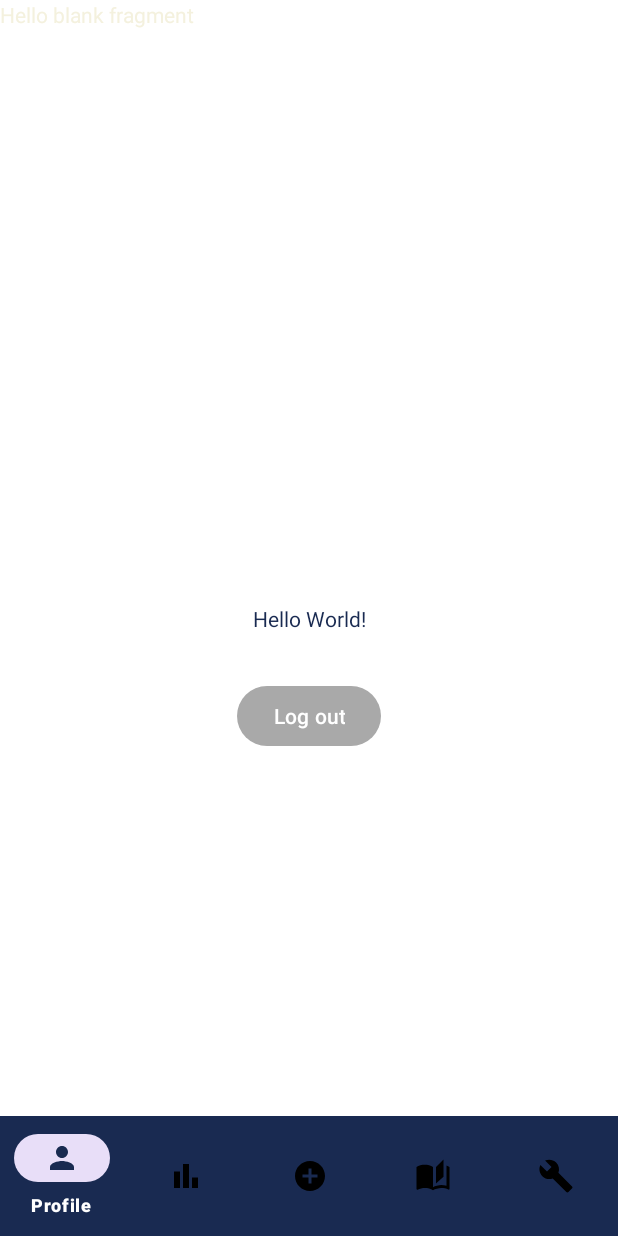
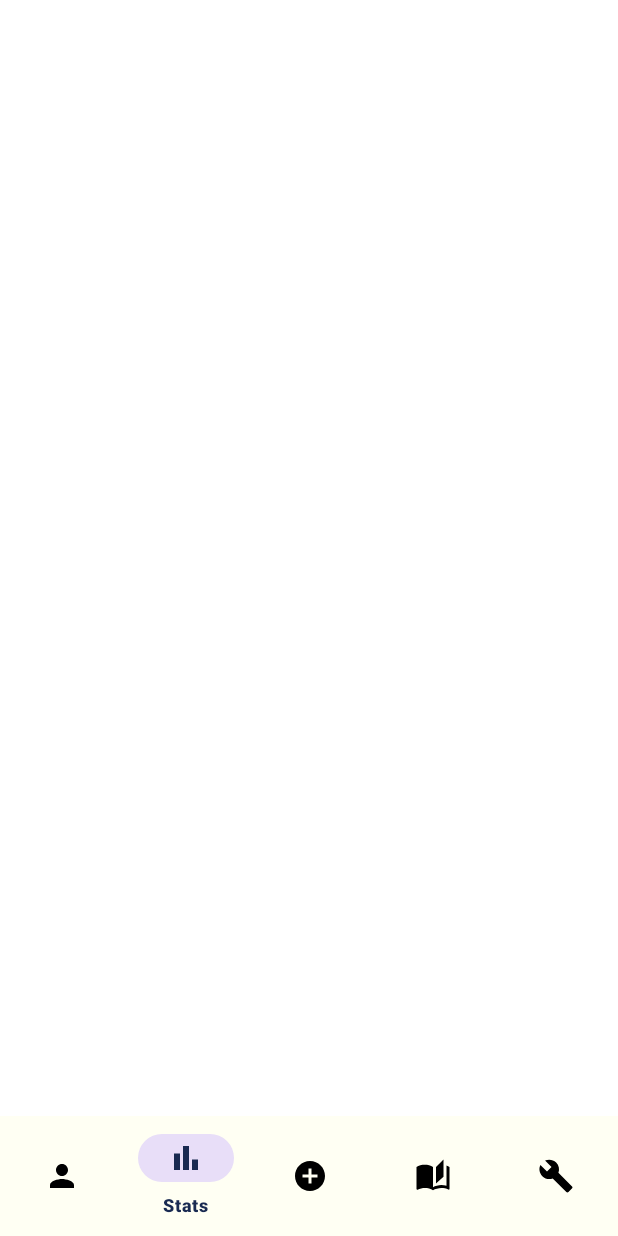
Before and after one commit to simonexlue/QuenchQuest, an Android app: the fragment AddFragment placed in its activity, item 2 of the bottom bar chosen, on a phone screen of 412 x 824 dp. Run offline under Robolectric (Android 15) with nearby library versions, the phone set to English and light mode, and no system bars; our stand-ins replace Firebase (no records; nobody signed in at launch, a user with empty details on screens opened directly).

Commit message:
Added all fragment shells, AddFragment is complete with a Bottom Sheet Dialog.

```diff
--- a/app/build.gradle
+++ b/app/build.gradle
@@ -55,6 +55,7 @@ dependencies {
     implementation 'com.google.android.material:material:1.5.0'
     implementation 'androidx.constraintlayout:constraintlayout:2.1.4'
     implementation 'com.google.firebase:firebase-auth:22.3.1'
+    //implementation 'com.google.firebase:firebase-firestore:24.4.1'
     testImplementation 'junit:junit:4.13.2'
     androidTestImplementation 'androidx.test.ext:junit:1.1.5'
     androidTestImplementation 'androidx.test.espresso:espresso-core:3.5.1'
--- a/app/src/main/java/com/example/quenchquest/Fragments/AddFragment.java
+++ b/app/src/main/java/com/example/quenchquest/Fragments/AddFragment.java
@@ -2,54 +2,115 @@ package com.example.quenchquest.Fragments;
 
 import android.os.Bundle;
 
+import androidx.annotation.NonNull;
+import androidx.annotation.Nullable;
 import androidx.fragment.app.Fragment;
 
+import android.text.Editable;
+import android.text.TextWatcher;
+import android.util.Log;
 import android.view.LayoutInflater;
 import android.view.View;
 import android.view.ViewGroup;
+import android.view.WindowManager;
+import android.widget.Button;
+import android.widget.EditText;
+import android.widget.Toast;
 
+import com.example.quenchquest.Model.Drink;
 import com.example.quenchquest.R;
+import com.google.android.material.bottomsheet.BottomSheetDialog;
 
-/**
- * A simple {@link Fragment} subclass.
- * Use the {@link AddFragment#newInstance} factory method to
- * create an instance of this fragment.
- */
 public class AddFragment extends Fragment {
 
-    public AddFragment() {
-        // Required empty public constructor
-    }
-
-    /**
-     * Use this factory method to create a new instance of
-     * this fragment using the provided parameters.
-     *
-     * @param param1 Parameter 1.
-     * @param param2 Parameter 2.
-     * @return A new instance of fragment AddFragment.
-     */
-    // TODO: Rename and change types and number of parameters
-    public static AddFragment newInstance(String param1, String param2) {
-        AddFragment fragment = new AddFragment();
-        Bundle args = new Bundle();
-
-        fragment.setArguments(args);
-        return fragment;
-    }
+    private BottomSheetDialog dialog;
+    private Button btnShowDialog;
+    private int volume = 400;
+    private EditText drinkNameInput;
+    private EditText drinkVolumeInput;
+    private String drinkName;
+    private Drink drink;
 
     @Override
-    public void onCreate(Bundle savedInstanceState) {
-        super.onCreate(savedInstanceState);
-        if (getArguments() != null) {
+    public View onCreateView(@NonNull LayoutInflater inflater, @Nullable ViewGroup container,
+                             @Nullable Bundle savedInstanceState) {
+        View view = inflater.inflate(R.layout.fragment_add, container, false);
 
-        }
+        btnShowDialog = view.findViewById(R.id.addDrink);
+        dialog = new BottomSheetDialog(this.getContext());
+        createDialog();
+
+        btnShowDialog.setOnClickListener(new View.OnClickListener() {
+            @Override
+            public void onClick(View view) {
+                dialog.show();
+            }
+        });
+        dialog.getWindow().clearFlags(WindowManager.LayoutParams.FLAG_DIM_BEHIND);
+
+        return view;
     }
+    public void Display() {
+        drinkVolumeInput.setText(volume + " mL");
+    }
+    private void createDialog() {
+        View view = getLayoutInflater().inflate(R.layout.drink_dialog, null, false);
+        drinkNameInput = view.findViewById(R.id.editTextDrinkName);
+        drinkVolumeInput = view.findViewById(R.id.editTextDrinkVolume);
+        Button plus = view.findViewById(R.id.plus);
+        Button minus = view.findViewById(R.id.minus);
+        Button submit = view.findViewById(R.id.btnSubmit);
 
-    @Override
-    public View onCreateView(LayoutInflater inflater, ViewGroup container,
-                             Bundle savedInstanceState) {
-        // Inflate the layout for this fragment
-        return inflater.inflate(R.layout.fragment_add, container, false);
+        drinkVolumeInput.addTextChangedListener(new TextWatcher() {
+            @Override
+            public void beforeTextChanged(CharSequence charSequence, int i, int i1, int i2) {
+
+            }
+
+            @Override
+            public void onTextChanged(CharSequence charSequence, int i, int i1, int i2) {
+
+            }
+
+            @Override
+            public void afterTextChanged(Editable editable) {
+                String input = editable.toString();
+                if (!input.isEmpty()){
+                    volume = Integer.parseInt(input.replaceAll("[^\\d]", ""));
+                }
+            }
+        });
+
+        plus.setOnClickListener(new View.OnClickListener() {
+            @Override
+            public void onClick(View view) {
+                volume = volume + 50;
+                Display();
+            }
+        });
+
+        minus.setOnClickListener(new View.OnClickListener() {
+            @Override
+            public void onClick(View view) {
+                volume = volume - 50;
+                Display();
+            }
+        });
+
+        submit.setOnClickListener(new View.OnClickListener() {
+            @Override
+            public void onClick(View view) {
+                drinkName = drinkNameInput.getText().toString();
+
+                if(drinkName.isEmpty()) {
+                    Toast.makeText(getContext(), "Please enter a drink name", Toast.LENGTH_SHORT).show();
+                } else {
+                    drink = new Drink(drinkName, volume);
+                    dialog.dismiss();
+                    Toast.makeText(getContext(), "Drink Added", Toast.LENGTH_SHORT).show();
+                }
+            }
+        });
+        dialog.setContentView(view);
     }
 }
--- /dev/null
+++ b/app/src/main/java/com/example/quenchquest/Fragments/StatsFragment.java
@@ -0,0 +1,23 @@
+package com.example.quenchquest.Fragments;
+
+import android.os.Bundle;
+import android.view.LayoutInflater;
+import android.view.View;
+import android.view.ViewGroup;
+
+import androidx.annotation.NonNull;
+import androidx.annotation.Nullable;
+import androidx.fragment.app.Fragment;
+
+import com.example.quenchquest.R;
+
+public class StatsFragment extends Fragment {
+
+    @Override
+    public View onCreateView(@NonNull LayoutInflater inflater, @Nullable ViewGroup container,
+                             @Nullable Bundle savedInstanceState) {
+        View view = inflater.inflate(R.layout.fragment_stats, container, false);
+
+        return view;
+    }
+}
--- a/app/src/main/java/com/example/quenchquest/MainActivity.java
+++ b/app/src/main/java/com/example/quenchquest/MainActivity.java
@@ -7,10 +7,13 @@ import android.annotation.SuppressLint;
 import android.content.Intent;
 import android.os.Bundle;
 import android.view.MenuItem;
-import android.view.View;
 import android.widget.Button;
 
 import com.example.quenchquest.Fragments.AddFragment;
+import com.example.quenchquest.Fragments.LearnFragment;
+import com.example.quenchquest.Fragments.TodayFragment;
+import com.example.quenchquest.Fragments.SettingsFragment;
+import com.example.quenchquest.Fragments.StatsFragment;
 import com.example.quenchquest.LoginAndRegister.Login;
 import com.example.quenchquest.databinding.ActivityMainBinding;
 import com.google.android.material.navigation.NavigationBarView;
@@ -24,6 +27,10 @@ public class MainActivity extends AppCompatActivity {
     Button logout;
     ActivityMainBinding binding;
     AddFragment addFragment = new AddFragment();
+    LearnFragment learnFragment = new LearnFragment();
+    TodayFragment todayFragment = new TodayFragment();
+    SettingsFragment settingsFragment = new SettingsFragment();
+    StatsFragment statsFragment = new StatsFragment();
 
     @SuppressLint("NonConstantResourceId")
     @Override
@@ -34,7 +41,7 @@ public class MainActivity extends AppCompatActivity {
 
         auth = FirebaseAuth.getInstance();
         user = auth.getCurrentUser();
-        logout = findViewById(R.id.button);
+        //logout = findViewById(R.id.button);
 
         if (user == null){
             Intent intent = new Intent(getApplicationContext(), Login.class);
@@ -42,16 +49,17 @@ public class MainActivity extends AppCompatActivity {
             finish();
         }
 
-        logout.setOnClickListener(new View.OnClickListener() {
-            @Override
-            public void onClick(View view) {
-                FirebaseAuth.getInstance().signOut();
-                Intent intent = new Intent(getApplicationContext(), Login.class);
-                startActivity(intent);
-                finish();
-            }
-        });
+//        logout.setOnClickListener(new View.OnClickListener() {
+//            @Override
+//            public void onClick(View view) {
+//                FirebaseAuth.getInstance().signOut();
+//                Intent intent = new Intent(getApplicationContext(), Login.class);
+//                startActivity(intent);
+//                finish();
+//            }
+//        });
 
+        //Fragment switching for Bottom Navigation Menu
         binding.bottomNavigationView.setOnItemSelectedListener(new NavigationBarView.OnItemSelectedListener() {
             @Override
             public boolean onNavigationItemSelected(@NonNull MenuItem item) {
@@ -59,6 +67,22 @@ public class MainActivity extends AppCompatActivity {
                     getSupportFragmentManager().beginTransaction().replace(R.id.frame_layout, addFragment).commit();
                     return true;
                 }
+                else if (item.getItemId() == R.id.learn){
+                    getSupportFragmentManager().beginTransaction().replace(R.id.frame_layout, learnFragment).commit();
+                    return true;
+                }
+                else if (item.getItemId() == R.id.today){
+                    getSupportFragmentManager().beginTransaction().replace(R.id.frame_layout, todayFragment).commit();
+                    return true;
+                }
+                else if (item.getItemId() == R.id.settings){
+                    getSupportFragmentManager().beginTransaction().replace(R.id.frame_layout, settingsFragment).commit();
+                    return true;
+                }
+                else if (item.getItemId() == R.id.stats){
+                    getSupportFragmentManager().beginTransaction().replace(R.id.frame_layout, statsFragment).commit();
+                    return true;
+                }
                 return false;
             }
         });
--- a/app/src/main/res/layout/activity_main.xml
+++ b/app/src/main/res/layout/activity_main.xml
@@ -18,35 +18,13 @@
         app:layout_constraintTop_toTopOf="parent">
     </FrameLayout>
 
-    <TextView
-        android:id="@+id/textView"
-        android:layout_width="wrap_content"
-        android:layout_height="wrap_content"
-        android:text="Hello World!"
-        android:textColor="@color/dark_blue"
-        app:layout_constraintBottom_toBottomOf="parent"
-        app:layout_constraintEnd_toEndOf="parent"
-        app:layout_constraintStart_toStartOf="parent"
-        app:layout_constraintTop_toTopOf="parent"
-        tools:ignore="TextContrastCheck" />
-
-    <Button
-        android:id="@+id/button"
-        android:layout_width="wrap_content"
-        android:layout_height="wrap_content"
-        android:layout_marginTop="31dp"
-        android:text="@string/txtLogout"
-        app:layout_constraintEnd_toEndOf="parent"
-        app:layout_constraintStart_toStartOf="parent"
-        app:layout_constraintTop_toBottomOf="@+id/textView" />
-
     <com.google.android.material.bottomnavigation.BottomNavigationView
         android:id="@+id/bottomNavigationView"
         android:layout_width="match_parent"
         android:layout_height="wrap_content"
-        app:itemBackground="@color/dark_blue"
+        app:itemBackground="@color/ivory"
         app:itemIconTint="@color/icon_color"
-        app:itemTextColor="@color/white"
+        app:itemTextColor="@color/dark_blue"
         app:labelVisibilityMode="auto"
         app:layout_constraintBottom_toBottomOf="parent"
         app:layout_constraintEnd_toEndOf="parent"
--- /dev/null
+++ b/app/src/main/res/layout/fragment_learn.xml
@@ -0,0 +1,6 @@
+<?xml version="1.0" encoding="utf-8"?>
+<androidx.constraintlayout.widget.ConstraintLayout xmlns:android="http://schemas.android.com/apk/res/android"
+    android:layout_width="match_parent"
+    android:layout_height="match_parent">
+
+</androidx.constraintlayout.widget.ConstraintLayout>
--- /dev/null
+++ b/app/src/main/res/layout/fragment_settings.xml
@@ -0,0 +1,6 @@
+<?xml version="1.0" encoding="utf-8"?>
+<androidx.constraintlayout.widget.ConstraintLayout xmlns:android="http://schemas.android.com/apk/res/android"
+    android:layout_width="match_parent"
+    android:layout_height="match_parent">
+
+</androidx.constraintlayout.widget.ConstraintLayout>
--- /dev/null
+++ b/app/src/main/res/layout/fragment_stats.xml
@@ -0,0 +1,6 @@
+<?xml version="1.0" encoding="utf-8"?>
+<androidx.constraintlayout.widget.ConstraintLayout xmlns:android="http://schemas.android.com/apk/res/android"
+    android:layout_width="match_parent"
+    android:layout_height="match_parent">
+
+</androidx.constraintlayout.widget.ConstraintLayout>
--- /dev/null
+++ b/app/src/main/res/layout/fragment_today.xml
@@ -0,0 +1,5 @@
+<?xml version="1.0" encoding="utf-8"?>
+<androidx.constraintlayout.widget.ConstraintLayout xmlns:android="http://schemas.android.com/apk/res/android"
+    xmlns:tools="http://schemas.android.com/tools"
+    android:layout_width="match_parent"
+    android:layout_height="match_parent"/>
--- a/app/src/main/res/menu/bottom_nav_menu.xml
+++ b/app/src/main/res/menu/bottom_nav_menu.xml
@@ -2,10 +2,10 @@
 <menu xmlns:android="http://schemas.android.com/apk/res/android">
 
     <item
-        android:id="@+id/profile"
+        android:id="@+id/today"
         android:layout_width="wrap_content"
         android:layout_height="wrap_content"
-        android:title="@string/txtProfile"
+        android:title="@string/txtToday"
         android:icon="@drawable/person"
         />
     <item
--- a/app/src/main/res/values/strings.xml
+++ b/app/src/main/res/values/strings.xml
@@ -7,7 +7,7 @@
     <string name="txtSignUp">Sign Up</string>
     <string name="txtGoToLogin">Have an account? Log in now.</string>
     <string name="txtGoToRegister">Don\'t have an account? Click here to register</string>
-    <string name="txtProfile">Profile</string>
+    <string name="txtToday">Today</string>
     <string name="txtStats">Stats</string>
     <string name="txtAdd">Add</string>
     <string name="txtLearn">Learn</string>
@@ -15,4 +15,9 @@
     <string name="txtLogout">Log out</string>
     <!-- TODO: Remove or change this placeholder text -->
     <string name="hello_blank_fragment">Hello blank fragment</string>
+    <string name="txt_minus">-</string>
+    <string name="txt_plus">+</string>
+    <string name="txtVolumeHint">400mL</string>
+    <string name="txtDrinkNameHint">What did you drink?</string>
+    <string name="txt_add_drink">Add Drink</string>
 </resources>
```
Also changed, not shown: app/src/main/java/com/example/quenchquest/Fragments/LearnFragment.java (added, +23 -0 lines), app/src/main/java/com/example/quenchquest/Fragments/SettingsFragment.java (added, +27 -0 lines), app/src/main/java/com/example/quenchquest/Fragments/TodayFragment.java (added, +23 -0 lines), app/src/main/java/com/example/quenchquest/Model/Drink.java (added, +28 -0 lines), app/src/main/res/layout/drink_dialog.xml (added, +55 -0 lines), app/src/main/res/layout/fragment_add.xml (+28 -7 lines), 1 other file.
